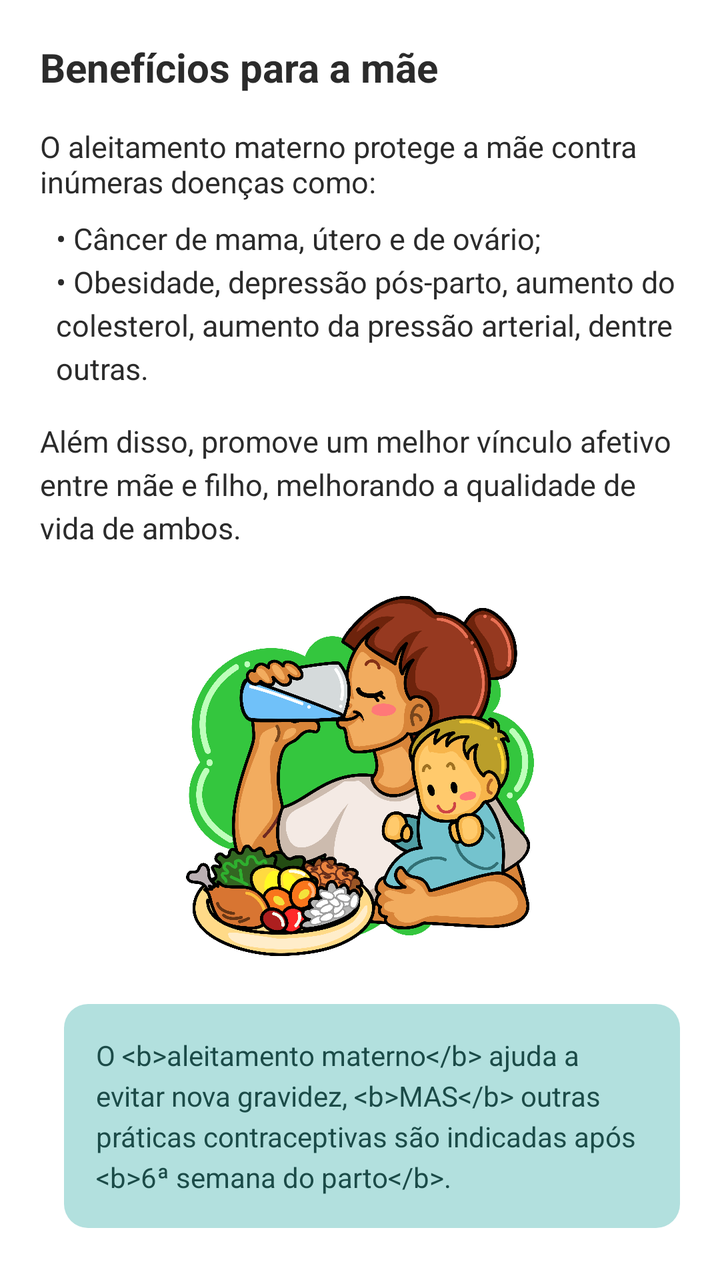
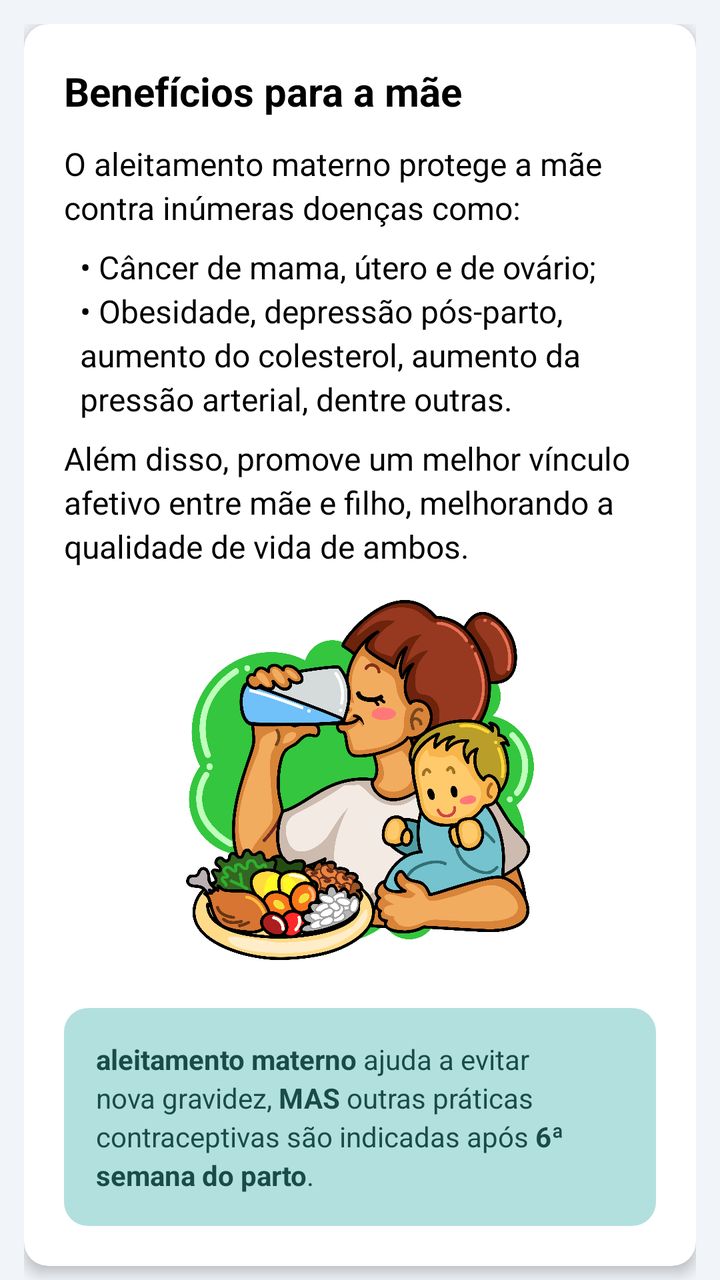

Screens rendered from an Android XML layout before and after an edit, with the pre-edit source and the edit as a unified diff.
<!-- AndroidManifest.xml: application theme Theme.NutrirAGente -->
<!-- res/layout/activity_beneficios_mae.xml -->
<?xml version="1.0" encoding="utf-8"?>
<LinearLayout xmlns:android="http://schemas.android.com/apk/res/android"
    android:layout_width="match_parent"
    android:layout_height="match_parent"
    android:orientation="vertical"
    android:background="@color/background_white">



    <ScrollView
        android:layout_width="match_parent"
        android:layout_height="match_parent">

        <LinearLayout
            android:layout_width="match_parent"
            android:layout_height="wrap_content"
            android:orientation="vertical"
            android:padding="20dp">

            <TextView
                android:layout_width="wrap_content"
                android:layout_height="wrap_content"
                android:text="Benefícios para a mãe"
                android:textColor="@color/text_primary"
                android:textSize="20sp"
                android:textStyle="bold" />

            <TextView
                android:layout_width="match_parent"
                android:layout_height="wrap_content"
                android:layout_marginTop="16dp"
                android:textColor="@color/text_primary"
                android:textSize="15sp"
                android:text="O aleitamento materno protege a mãe contra inúmeras doenças como:" />

            <TextView
                android:layout_width="match_parent"
                android:layout_height="wrap_content"
                android:layout_marginTop="8dp"
                android:layout_marginStart="8dp"
                android:lineSpacingExtra="4dp"
                android:textColor="@color/text_primary"
                android:textSize="15sp"
                android:text="&#8226; Câncer de mama, útero e de ovário;\n&#8226; Obesidade, depressão pós-parto, aumento do colesterol, aumento da pressão arterial, dentre outras." />

            <TextView
                android:layout_width="match_parent"
                android:layout_height="wrap_content"
                android:layout_marginTop="16dp"
                android:textColor="@color/text_primary"
                android:textSize="15sp"
                android:lineSpacingExtra="4dp"
                android:text="Além disso, promove um melhor vínculo afetivo entre mãe e filho, melhorando a qualidade de vida de ambos." />

            <ImageView
                android:layout_width="180dp"
                android:layout_height="180dp"
                android:layout_marginTop="24dp"
                android:layout_gravity="center_horizontal"
                android:src="@drawable/beneficios_para_mae"
                android:contentDescription="Ilustração de mãe amamentando" />

            
            <LinearLayout
                android:layout_width="match_parent"
                android:layout_height="wrap_content"
                android:layout_marginTop="24dp"
                android:orientation="horizontal"
                android:gravity="top">


                <LinearLayout
                    android:layout_width="0dp"
                    android:layout_height="wrap_content"
                    android:layout_weight="1"
                    android:layout_marginStart="12dp"
                    android:background="@drawable/bg_tip_mint"
                    android:padding="16dp">

                    <TextView
                        android:layout_width="match_parent"
                        android:layout_height="wrap_content"
                        android:textColor="@color/tip_mint_text"
                        android:textSize="14sp"
                        android:lineSpacingExtra="4dp"
                        android:text="O &lt;b&gt;aleitamento materno&lt;/b&gt; ajuda a evitar nova gravidez, &lt;b&gt;MAS&lt;/b&gt; outras práticas contraceptivas são indicadas após &lt;b&gt;6ª semana do parto&lt;/b&gt;." />
                </LinearLayout>
            </LinearLayout>

        </LinearLayout>
    </ScrollView>

</LinearLayout>
<!-- resources referenced by this layout -->
<resources>
  <color name="background_white">#FFFFFF</color>
  <color name="text_primary">#2B2B2B</color>
  <color name="tip_mint_text">#1B4B48</color>
  <!-- drawable beneficios_para_mae: png bitmap (drawable, 687854 bytes) -->
  <!-- drawable bg_tip_mint (drawable) -->
  <?xml version="1.0" encoding="utf-8"?>
  <shape xmlns:android="http://schemas.android.com/apk/res/android"
      android:shape="rectangle">
      <solid android:color="@color/tip_mint_background" />
      <corners android:radius="12dp" />
  </shape>
  <style name="Theme.NutrirAGente" parent="Theme.MaterialComponents.Light.NoActionBar">
          
          <item name="colorPrimary">@color/purple_500</item>
          <item name="colorPrimaryVariant">@color/blue_toolbar</item>
          <item name="colorOnPrimary">@color/white</item>
          <item name="colorOnPrimaryFixedVariant">@color/blue_toolbar</item>
          
          <item name="colorSecondary">@color/teal_200</item>
          <item name="colorSecondaryVariant">@color/teal_700</item>
          <item name="colorOnSecondary">@color/black</item>
          
          <item name="android:statusBarColor">@color/blue_toolbar</item>
          
      </style>
  <color name="tip_mint_background">#B2E0DE</color>
  <color name="purple_500">#FF6200EE</color>
  <color name="blue_toolbar">#272643</color>
  <color name="white">#FFFFFFFF</color>
  <color name="teal_200">#FF03DAC5</color>
  <color name="teal_700">#FF018786</color>
  <color name="black">#FF000000</color>
</resources>

<!-- the commit's change to res/layout/activity_beneficios_mae.xml (unified diff, before → after) -->
@@ -1,93 +1,115 @@
 <?xml version="1.0" encoding="utf-8"?>
-<LinearLayout xmlns:android="http://schemas.android.com/apk/res/android"
+<androidx.coordinatorlayout.widget.CoordinatorLayout
+    xmlns:android="http://schemas.android.com/apk/res/android"
+    xmlns:app="http://schemas.android.com/apk/res-auto"
     android:layout_width="match_parent"
     android:layout_height="match_parent"
-    android:orientation="vertical"
-    android:background="@color/background_white">
+    android:background="@color/gray">
 
+    
+    <com.google.android.material.appbar.AppBarLayout
+        android:layout_width="match_parent"
+        android:layout_height="wrap_content"
+        android:background="@color/blue_toolbar"
+        app:elevation="12dp">
 
+    </com.google.android.material.appbar.AppBarLayout>
 
-    <ScrollView
+    <androidx.core.widget.NestedScrollView
         android:layout_width="match_parent"
-        android:layout_height="match_parent">
+        android:layout_height="match_parent"
+        app:layout_behavior="@string/appbar_scrolling_view_behavior">
 
         <LinearLayout
             android:layout_width="match_parent"
             android:layout_height="wrap_content"
             android:orientation="vertical"
-            android:padding="20dp">
+            android:padding="12dp">
 
-            <TextView
-                android:layout_width="wrap_content"
-                android:layout_height="wrap_content"
-                android:text="Benefícios para a mãe"
-                android:textColor="@color/text_primary"
-                android:textSize="20sp"
-                android:textStyle="bold" />
-
-            <TextView
+            <androidx.cardview.widget.CardView
                 android:layout_width="match_parent"
                 android:layout_height="wrap_content"
-                android:layout_marginTop="16dp"
-                android:textColor="@color/text_primary"
-                android:textSize="15sp"
-                android:text="O aleitamento materno protege a mãe contra inúmeras doenças como:" />
-
-            <TextView
-                android:layout_width="match_parent"
-                android:layout_height="wrap_content"
-                android:layout_marginTop="8dp"
-                android:layout_marginStart="8dp"
-                android:lineSpacingExtra="4dp"
-                android:textColor="@color/text_primary"
-                android:textSize="15sp"
-                android:text="&#8226; Câncer de mama, útero e de ovário;\n&#8226; Obesidade, depressão pós-parto, aumento do colesterol, aumento da pressão arterial, dentre outras." />
-
-            <TextView
-                android:layout_width="match_parent"
-                android:layout_height="wrap_content"
-                android:layout_marginTop="16dp"
-                android:textColor="@color/text_primary"
-                android:textSize="15sp"
-                android:lineSpacingExtra="4dp"
-                android:text="Além disso, promove um melhor vínculo afetivo entre mãe e filho, melhorando a qualidade de vida de ambos." />
-
-            <ImageView
-                android:layout_width="180dp"
-                android:layout_height="180dp"
-                android:layout_marginTop="24dp"
-                android:layout_gravity="center_horizontal"
-                android:src="@drawable/beneficios_para_mae"
-                android:contentDescription="Ilustração de mãe amamentando" />
-
-            
-            <LinearLayout
-                android:layout_width="match_parent"
-                android:layout_height="wrap_content"
-                android:layout_marginTop="24dp"
-                android:orientation="horizontal"
-                android:gravity="top">
-
+                android:layout_marginBottom="16dp"
+                app:cardCornerRadius="12dp"
+                app:cardElevation="4dp">
 
                 <LinearLayout
-                    android:layout_width="0dp"
+                    android:layout_width="match_parent"
                     android:layout_height="wrap_content"
-                    android:layout_weight="1"
-                    android:layout_marginStart="12dp"
-                    android:background="@drawable/bg_tip_mint"
-                    android:padding="16dp">
+                    android:orientation="vertical"
+                    android:padding="20dp">
 
+                    
+                    <TextView
+                        android:layout_width="wrap_content"
+                        android:layout_height="wrap_content"
+                        android:layout_marginBottom="12dp"
+                        android:text="Benefícios para a mãe"
+                        android:textColor="@android:color/black"
+                        android:textSize="20sp"
+                        android:textStyle="bold" />
+
+                    
                     <TextView
                         android:layout_width="match_parent"
                         android:layout_height="wrap_content"
-                        android:textColor="@color/tip_mint_text"
-                        android:textSize="14sp"
-                        android:lineSpacingExtra="4dp"
-                        android:text="O &lt;b&gt;aleitamento materno&lt;/b&gt; ajuda a evitar nova gravidez, &lt;b&gt;MAS&lt;/b&gt; outras práticas contraceptivas são indicadas após &lt;b&gt;6ª semana do parto&lt;/b&gt;." />
+                        android:layout_marginBottom="8dp"
+                        android:lineSpacingExtra="3dp"
+                        android:textColor="@color/black"
+                        android:textSize="16sp"
+                        android:text="O aleitamento materno protege a mãe contra inúmeras doenças como:" />
+
+                    
+                    <TextView
+                        android:layout_width="match_parent"
+                        android:layout_height="wrap_content"
+                        android:layout_marginBottom="8dp"
+                        android:layout_marginStart="8dp"
+                        android:lineSpacingExtra="3dp"
+                        android:textColor="@color/black"
+                        android:textSize="16sp"
+                        android:text="&#8226; Câncer de mama, útero e de ovário;\n&#8226; Obesidade, depressão pós-parto, aumento do colesterol, aumento da pressão arterial, dentre outras." />
+
+                    
+                    <TextView
+                        android:layout_width="match_parent"
+                        android:layout_height="wrap_content"
+                        android:layout_marginBottom="8dp"
+                        android:lineSpacingExtra="3dp"
+                        android:textColor="@color/black"
+                        android:textSize="16sp"
+                        android:text="Além disso, promove um melhor vínculo afetivo entre mãe e filho, melhorando a qualidade de vida de ambos." />
+
+                    
+                    <ImageView
+                        android:layout_width="180dp"
+                        android:layout_height="180dp"
+                        android:layout_gravity="center_horizontal"
+                        android:layout_marginVertical="8dp"
+                        android:src="@drawable/beneficios_para_mae"
+                        android:contentDescription="Ilustração de mãe amamentando" />
+
+                    
+                    <LinearLayout
+                        android:layout_width="match_parent"
+                        android:layout_height="wrap_content"
+                        android:layout_marginTop="16dp"
+                        android:background="@drawable/bg_tip_mint"
+                        android:padding="16dp">
+
+                        <TextView
+                            android:layout_width="match_parent"
+                            android:layout_height="wrap_content"
+                            android:textColor="@color/tip_mint_text"
+                            android:textSize="14sp"
+                            android:lineSpacingExtra="3dp"
+                            android:text="@string/benef_mae" />
+                    </LinearLayout>
+
                 </LinearLayout>
-            </LinearLayout>
+            </androidx.cardview.widget.CardView>
 
         </LinearLayout>
-    </ScrollView>
+    </androidx.core.widget.NestedScrollView>
 
-</LinearLayout>
+</androidx.coordinatorlayout.widget.CoordinatorLayout>
<!-- resource entries referenced after the edit -->
@@ -1,7 +1,5 @@
 <!-- resources referenced by this layout -->
 <resources>
-  <color name="background_white">#FFFFFF</color>
-  <color name="text_primary">#2B2B2B</color>
   <color name="tip_mint_text">#1B4B48</color>
   <!-- drawable beneficios_para_mae: png bitmap (drawable, 687854 bytes) -->
   <!-- drawable bg_tip_mint (drawable) -->
@@ -11,6 +9,7 @@
       <solid android:color="@color/tip_mint_background" />
       <corners android:radius="12dp" />
   </shape>
+  <string name="benef_mae"><b>aleitamento materno</b> ajuda a evitar nova gravidez, <b>MAS</b> outras práticas contraceptivas são indicadas após <b>6ª semana do parto</b>.</string>
   <style name="Theme.NutrirAGente" parent="Theme.MaterialComponents.Light.NoActionBar">
           
           <item name="colorPrimary">@color/purple_500</item>
@@ -28,6 +27,7 @@
   <color name="tip_mint_background">#B2E0DE</color>
   <color name="purple_500">#FF6200EE</color>
   <color name="blue_toolbar">#272643</color>
+  <color name="gray">#F1F4F8</color>
   <color name="white">#FFFFFFFF</color>
   <color name="teal_200">#FF03DAC5</color>
   <color name="teal_700">#FF018786</color>
